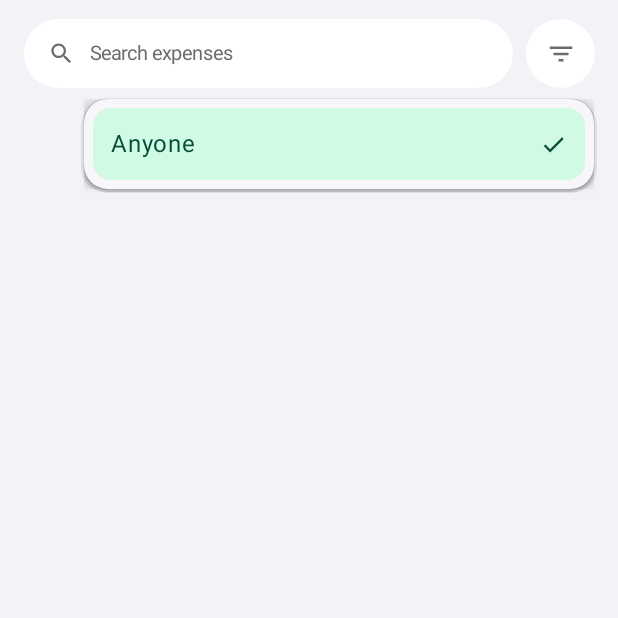
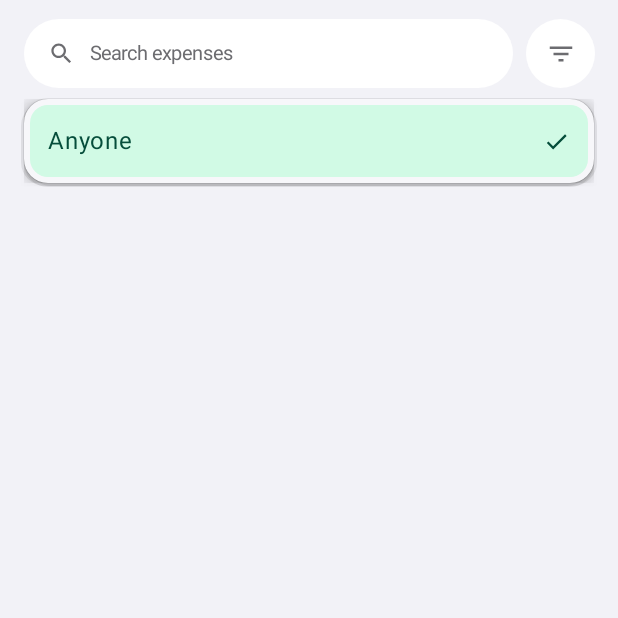
Before and after one commit to emilshain/spliit-android, an Android app built with Jetpack Compose: the composable ExpensesToolbar called with empty values, after a tap on "Filter expenses", on a phone screen of 412 x 824 dp, the top half of it. Run offline under Robolectric (Android 15) with nearby library versions, the phone set to English and light mode, and no system bars.

Commit message:
fix(menus): size each menu to its widest row
The fixed minimum widths left short menus padded out with empty space. A menu
now hugs its content and is capped by the screen it opens on, with tighter
container padding.

🤖 Generated with Codebuff
Co-Authored-By: Codebuff <noreply@codebuff.com>

```diff
--- a/app/src/main/java/app/spliit/ui/expenses/ExpenseDetailScreen.kt
+++ b/app/src/main/java/app/spliit/ui/expenses/ExpenseDetailScreen.kt
@@ -110,7 +110,6 @@ fun ExpenseDetailScreen(
                             ExpressiveMenu(
                                 expanded = menuOpen,
                                 onDismissRequest = { menuOpen = false },
-                                minWidth = 180.dp,
                             ) {
                                 ExpressiveMenuItem(
                                     text = "Edit",
--- a/app/src/main/java/app/spliit/ui/expenses/ExpenseFormSheet.kt
+++ b/app/src/main/java/app/spliit/ui/expenses/ExpenseFormSheet.kt
@@ -247,7 +247,6 @@ fun ExpenseFormSheet(
                     ExpressiveMenu(
                         expanded = payerMenuOpen,
                         onDismissRequest = { payerMenuOpen = false },
-                        minWidth = 220.dp,
                     ) {
                         group.participants.forEach { participant ->
                             ExpressiveMenuItem(
@@ -286,7 +285,6 @@ fun ExpenseFormSheet(
                         ExpressiveMenu(
                             expanded = categoryMenuOpen,
                             onDismissRequest = { categoryMenuOpen = false },
-                            minWidth = 240.dp,
                         ) {
                             categories.forEach { category ->
                                 ExpressiveMenuItem(
--- a/app/src/main/java/app/spliit/ui/expenses/ExpenseListTab.kt
+++ b/app/src/main/java/app/spliit/ui/expenses/ExpenseListTab.kt
@@ -345,7 +345,6 @@ private fun ExpensesToolbar(
             ExpressiveMenu(
                 expanded = open,
                 onDismissRequest = { open = false },
-                minWidth = 208.dp,
             ) {
                 ExpressiveMenuItem(
                     text = "Anyone",
--- a/app/src/main/java/app/spliit/ui/groups/CreateGroupSheet.kt
+++ b/app/src/main/java/app/spliit/ui/groups/CreateGroupSheet.kt
@@ -259,7 +259,6 @@ fun CreateGroupSheet(
                         ExpressiveMenu(
                             expanded = serverMenuOpen,
                             onDismissRequest = { serverMenuOpen = false },
-                            minWidth = 230.dp,
                         ) {
                             knownInstances.forEach { url ->
                                 ExpressiveMenuItem(
--- a/app/src/main/java/app/spliit/ui/groups/GroupsListScreen.kt
+++ b/app/src/main/java/app/spliit/ui/groups/GroupsListScreen.kt
@@ -531,7 +531,6 @@ private fun GroupRow(
             ExpressiveMenu(
                 expanded = menuOpen,
                 onDismissRequest = { menuOpen = false },
-                minWidth = 200.dp,
             ) {
                 ExpressiveMenuItem(
                     text = if (group.isStarred) "Unstar" else "Star",
--- a/app/src/main/java/app/spliit/ui/theme/Menu.kt
+++ b/app/src/main/java/app/spliit/ui/theme/Menu.kt
@@ -35,6 +35,7 @@ import androidx.compose.ui.draw.shadow
 import androidx.compose.ui.graphics.Color
 import androidx.compose.ui.graphics.TransformOrigin
 import androidx.compose.ui.graphics.vector.ImageVector
+import androidx.compose.ui.platform.LocalConfiguration
 import androidx.compose.ui.platform.LocalDensity
 import androidx.compose.ui.text.style.TextOverflow
 import androidx.compose.ui.unit.Dp
@@ -80,7 +81,7 @@ fun ExpressiveMenu(
     placement: MenuPlacement = MenuPlacement.Below,
     alignEnd: Boolean = true,
     gap: Dp = 8.dp,
-    minWidth: Dp = 176.dp,
+    minWidth: Dp = 0.dp,
     content: @Composable ColumnScope.() -> Unit,
 ) {
     if (!expanded) return
@@ -115,13 +116,18 @@ fun ExpressiveMenu(
                 ),
             ) + fadeIn(SpliitMotion.smooth()),
         ) {
+            // As wide as its longest row, and no wider than the screen it opens on.
+            val windowWidth = LocalConfiguration.current.screenWidthDp.dp
             Column(
                 modifier = modifier
-                    .widthIn(min = minWidth, max = 340.dp)
+                    .widthIn(
+                        min = minWidth,
+                        max = (windowWidth - 32.dp).coerceAtLeast(180.dp),
+                    )
                     .shadow(elevation = SpliitElevation.Menu, shape = shape, clip = false)
                     .clip(shape)
                     .background(MaterialTheme.colorScheme.surfaceContainer)
-                    .padding(6.dp),
+                    .padding(4.dp),
                 verticalArrangement = Arrangement.spacedBy(2.dp),
                 content = content,
             )
```
